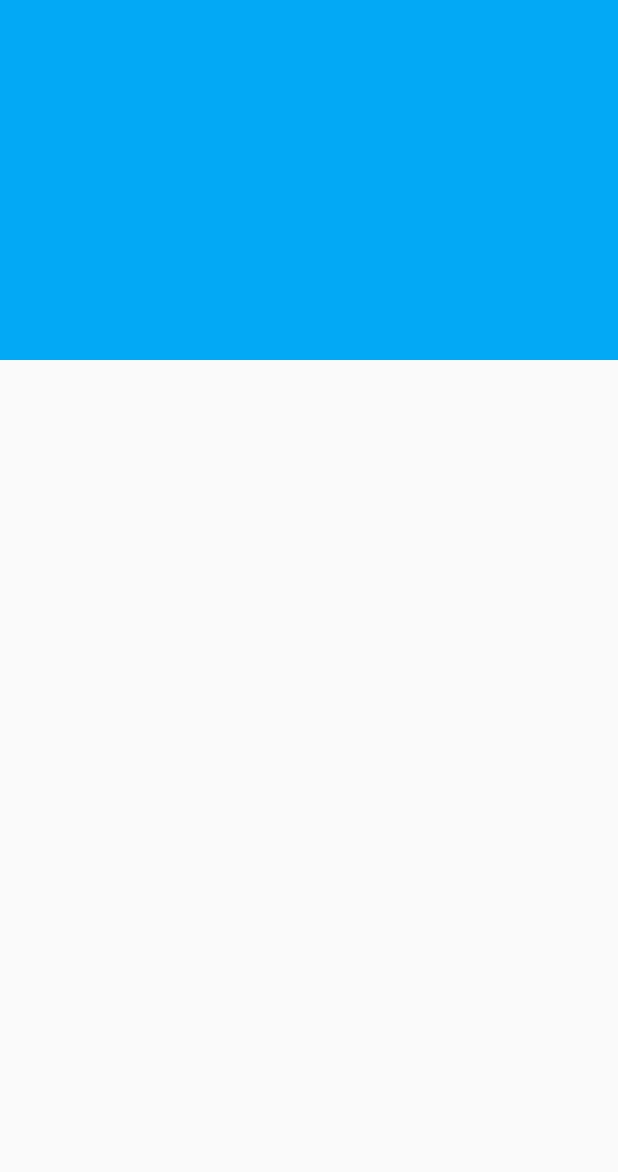
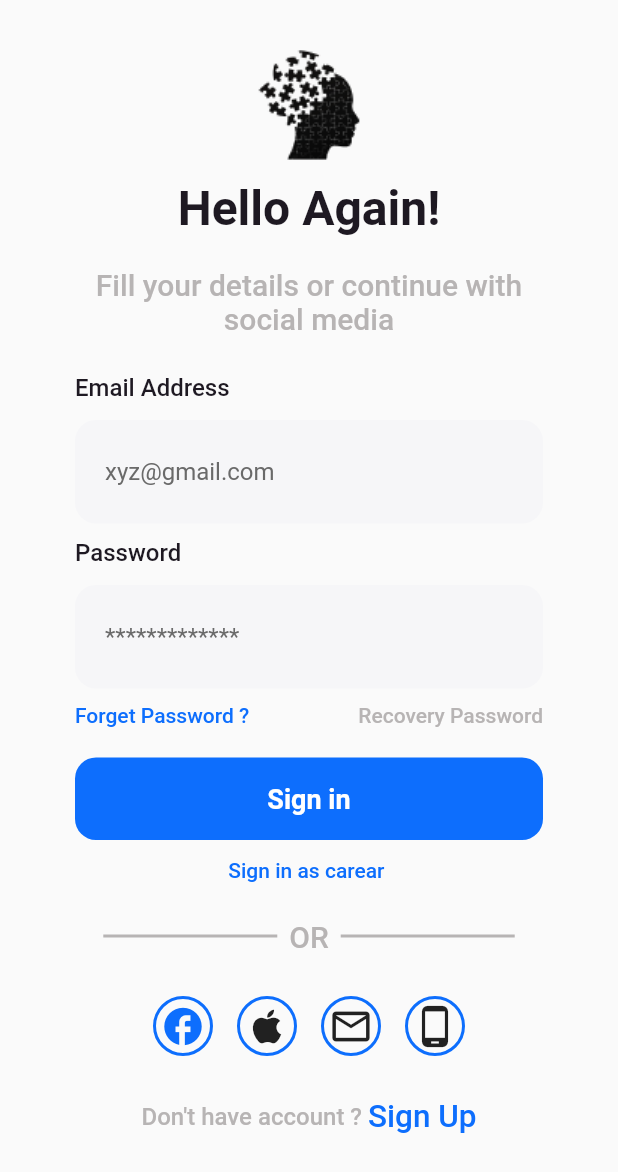
Before and after one commit to alielsharqawy/final-project, a Flutter app: the screen it shows after launch, on a phone screen of 412 x 824 dp. Shown: the top 1172 px of the screen. Run offline on Flutter 3.47's test engine with Material 2 defaults, Android fonts, the phone set to English and light mode, and no system bars; Roboto replaces fonts that are missing (Raleway).

Commit message:
login page

```diff
--- /dev/null
+++ b/lib/helper/componants/divider.dart
@@ -0,0 +1,21 @@
+import 'package:flutter/material.dart';
+
+import '../../utlis/app_colors.dart';
+
+class DividerComponant extends StatelessWidget {
+  const DividerComponant({super.key});
+
+  @override
+  Widget build(BuildContext context) {
+    return Container(
+      width: 116,
+      child: Divider(
+        height: 1,
+        color: AppColors.greyForText,
+        indent: 0,
+        endIndent: 0,
+        thickness: 2,
+      ),
+    );
+  }
+}
--- /dev/null
+++ b/lib/helper/componants/text_field_componant.dart
@@ -0,0 +1,31 @@
+import 'package:flutter/material.dart';
+
+import '../../utlis/app_style.dart';
+import '../../widgets/login&sign/loginscreen/custom_text_field.dart';
+
+class TextFieldComponant extends StatelessWidget {
+  const TextFieldComponant(
+      {super.key, required this.headLine, required this.hentText});
+  final String headLine;
+  final String hentText;
+  @override
+  Widget build(BuildContext context) {
+    return Column(
+      children: [
+        Align(
+          alignment: Alignment.centerLeft,
+          child: Text(
+            headLine,
+            style: AppStyles.s16,
+          ),
+        ),
+        SizedBox(
+          height: 12,
+        ),
+        CustomTextField(
+          text: hentText,
+        ),
+      ],
+    );
+  }
+}
--- a/lib/main.dart
+++ b/lib/main.dart
@@ -1,4 +1,5 @@
 import 'package:flutter/material.dart';
+import 'package:supmind/views/login_screen.dart';
 import 'package:supmind/widgets/Home/welcom_container.dart';
 
 void main() {
@@ -12,8 +13,9 @@ class MyApp extends StatelessWidget {
   @override
   Widget build(BuildContext context) {
     return MaterialApp(
+      debugShowCheckedModeBanner: false,
       home: Scaffold(
-        body: WelcomContainer(),
+        body: LoginScreen(),
       ),
     );
   }
--- a/lib/utlis/app_colors.dart
+++ b/lib/utlis/app_colors.dart
@@ -1,13 +1,16 @@
+// ignore_for_file: non_constant_identifier_names
+
 import 'package:flutter/material.dart';
 
 abstract class AppColors {
   static Color white = const Color(0xffffffff);
-  static Color lightColor = const Color(0xffF5F5F5);
-  static Color lowPriority = const Color.fromARGB(255, 0, 0, 0);
-  static Color primaryColor = const Color.fromARGB(255, 255, 72, 17);
-  static Color secondaryColor = const Color(0xff282162);
-  static Color darkColor = const Color(0xff000036);
-  static Color scaffoldColor = const Color.fromARGB(255, 0, 0, 0);
-  static Color appBarColor = const Color.fromARGB(255, 16, 16, 16);
-  static Color primaryLight = const Color.fromARGB(255, 16, 16, 19);
+  static Color greyForText = const Color(0xffB7B4B4);
+  static Color blackForText = const Color(0xff1E1922);
+  static Color primaryColor = const Color(0xff0D6EFD);
+  static Color greyForIcon = const Color(0xffB2B2B2);
+  static Color ratingColor = const Color(0xffFFB800);
+  static Color inputGray = const Color(0xffFBFBFB);
+  static Color cardColor = const Color(0xffE0F1FC);
+  static Color lighGray = const Color(0xffD0D0D0);
+  static Color onpoardingColor = const Color(0xff1483C2);
 }
--- a/lib/utlis/app_style.dart
+++ b/lib/utlis/app_style.dart
@@ -9,9 +9,9 @@ abstract class AppStyles {
     fontWeight: FontWeight.w600,
   );
   static TextStyle s32 = TextStyle(
-    color: AppColors.primaryColor,
+    color: AppColors.blackForText,
     fontSize: 32,
-    fontWeight: FontWeight.w600,
+    fontWeight: FontWeight.w700,
   );
   static TextStyle s28 = TextStyle(
     color: AppColors.primaryColor,
@@ -24,8 +24,8 @@ abstract class AppStyles {
     fontWeight: FontWeight.w600,
   );
   static TextStyle s18 = TextStyle(
-    color: AppColors.white,
-    fontSize: 18,
+    color: AppColors.greyForText,
+    fontSize: 20,
     fontWeight: FontWeight.w500,
   );
   static TextStyle s17 = TextStyle(
@@ -35,12 +35,12 @@ abstract class AppStyles {
   );
 
   static TextStyle s16 = TextStyle(
-    color: AppColors.white,
+    color: AppColors.blackForText,
     fontSize: 16,
-    fontWeight: FontWeight.w600,
+    fontWeight: FontWeight.w500,
   );
   static TextStyle s14 = TextStyle(
-    color: AppColors.white,
+    color: AppColors.primaryColor,
     fontSize: 14,
     fontWeight: FontWeight.w500,
   );
--- a/lib/utlis/welcom_container.dart
+++ /dev/null
@@ -1,14 +0,0 @@
-import 'package:flutter/material.dart';
-
-class WelcomContainer extends StatelessWidget {
-  const WelcomContainer({super.key});
-
-  @override
-  Widget build(BuildContext context) {
-    return Container(
-      height: 240,
-      width: 500,
-      color: Colors.lightBlue,
-    );
-  }
-}
--- /dev/null
+++ b/lib/views/login_screen.dart
@@ -0,0 +1,149 @@
+import 'package:flutter/material.dart';
+import 'package:supmind/helper/componants/divider.dart';
+import 'package:supmind/helper/componants/text_field_componant.dart';
+import 'package:supmind/utlis/app_colors.dart';
+import 'package:supmind/utlis/app_style.dart';
+import 'package:supmind/widgets/login&sign/loginscreen/custom_button.dart';
+import 'package:supmind/widgets/login&sign/loginscreen/custom_circler_container.dart';
+
+class LoginScreen extends StatelessWidget {
+  LoginScreen({super.key});
+
+  @override
+  Widget build(BuildContext context) {
+    return Padding(
+      padding: const EdgeInsets.symmetric(
+        horizontal: 50,
+        vertical: 20,
+      ),
+      child: SingleChildScrollView(
+        child: Column(
+          children: [
+            Image.asset(
+              'assets/images/logo.png',
+              height: 100,
+            ),
+            Text(
+              'Hello Again!',
+              style: AppStyles.s32,
+            ),
+            const SizedBox(
+              height: 20,
+            ),
+            Text(
+              'Fill your details or continue with\nsocial media',
+              textAlign: TextAlign.center,
+              style: AppStyles.s18,
+            ),
+            SizedBox(
+              height: 25,
+            ),
+            const TextFieldComponant(
+              headLine: 'Email Address',
+              hentText: 'xyz@gmail.com',
+            ),
+            SizedBox(
+              height: 10,
+            ),
+            const TextFieldComponant(
+              headLine: 'Password',
+              hentText: '*************',
+            ),
+            const SizedBox(
+              height: 10,
+            ),
+            Row(
+              mainAxisAlignment: MainAxisAlignment.spaceBetween,
+              children: [
+                Text(
+                  'Forget Password ?',
+                  style: AppStyles.s14,
+                ),
+                Text(
+                  'Recovery Password',
+                  style: AppStyles.s14.copyWith(
+                    color: AppColors.greyForText,
+                  ),
+                ),
+              ],
+            ),
+            const SizedBox(
+              height: 20,
+            ),
+            const CustomButton(
+              text: 'Sign in',
+            ),
+            SizedBox(
+              height: 12,
+            ),
+            Text(
+              'Sign in as carear ',
+              style: AppStyles.s14,
+            ),
+            SizedBox(
+              height: 25,
+            ),
+            Row(
+              mainAxisAlignment: MainAxisAlignment.center,
+              children: [
+                const DividerComponant(),
+                Padding(
+                  padding: const EdgeInsets.symmetric(
+                    horizontal: 8,
+                  ),
+                  child: Text(
+                    'OR',
+                    style: AppStyles.s18,
+                  ),
+                ),
+                const DividerComponant(),
+              ],
+            ),
+            SizedBox(
+              height: 20,
+            ),
+            Row(
+              mainAxisAlignment: MainAxisAlignment.center,
+              children: [
+                CustomCireclerContainer(
+                  iconData: Icons.facebook,
+                  iconColor: AppColors.primaryColor,
+                ),
+                CustomCireclerContainer(
+                  iconData: Icons.apple,
+                ),
+                CustomCireclerContainer(
+                  iconData: Icons.mail_outline_outlined,
+                ),
+                CustomCireclerContainer(
+                  iconData: Icons.phone_android,
+                )
+              ],
+            ),
+            SizedBox(
+              height: 20,
+            ),
+            Row(
+              mainAxisAlignment: MainAxisAlignment.center,
+              children: [
+                Text(
+                  "Don't have account ? ",
+                  style: AppStyles.s16.copyWith(
+                    color: AppColors.greyForText,
+                  ),
+                ),
+                Text(
+                  'Sign Up',
+                  style: AppStyles.s18.copyWith(
+                    color: AppColors.primaryColor,
+                    fontSize: 21,
+                  ),
+                ),
+              ],
+            ),
+          ],
+        ),
+      ),
+    );
+  }
+}
--- a/lib/views/welcom_container.dart
+++ /dev/null
@@ -1,14 +0,0 @@
-import 'package:flutter/material.dart';
-
-class WelcomContainer extends StatelessWidget {
-  const WelcomContainer({super.key});
-
-  @override
-  Widget build(BuildContext context) {
-    return Container(
-      height: 240,
-      width: 500,
-      color: Colors.lightBlue,
-    );
-  }
-}
--- a/lib/widgets/Home/welcom_container.dart
+++ b/lib/widgets/Home/welcom_container.dart
@@ -1,14 +1,37 @@
+// ignore_for_file: prefer_const_constructors
+
 import 'package:flutter/material.dart';
 
-class WelcomContainer extends StatelessWidget {
-  const WelcomContainer({super.key});
+class CustomTextField2 extends StatelessWidget {
+  const CustomTextField2({super.key});
 
   @override
   Widget build(BuildContext context) {
-    return Container(
-      height: 240,
-      width: 500,
-      color: Colors.lightBlue,
+    return Padding(
+      padding: const EdgeInsets.symmetric(horizontal: 20),
+      child: Column(
+        children: const [
+          SizedBox(
+            height: 100,
+          ),
+          Align(
+            alignment: Alignment.centerLeft,
+            child: Text(
+              'Email Address',
+              style: TextStyle(
+                color: Color(0xFF2B2B2B),
+                fontSize: 16,
+                fontFamily: 'Raleway',
+                fontWeight: FontWeight.w500,
+                height: 0.08,
+              ),
+            ),
+          ),
+          SizedBox(
+            height: 10,
+          ),
+        ],
+      ),
     );
   }
 }
--- /dev/null
+++ b/lib/widgets/login&sign/loginscreen/custom_button.dart
@@ -0,0 +1,33 @@
+// ignore_for_file: prefer_const_constructors
+
+import 'package:flutter/material.dart';
+
+class CustomButton extends StatelessWidget {
+  const CustomButton({super.key, required this.text});
+  final String text;
+
+  @override
+  Widget build(BuildContext context) {
+    return Container(
+      width: 345,
+      height: 55,
+      decoration: ShapeDecoration(
+        color: const Color(0xFF0D6EFD),
+        shape: RoundedRectangleBorder(
+          borderRadius: BorderRadius.circular(14),
+        ),
+      ),
+      child: Center(
+        child: Text(
+          text,
+          style: TextStyle(
+            color: Colors.white,
+            fontSize: 18,
+            fontFamily: 'Raleway',
+            fontWeight: FontWeight.w600,
+          ),
+        ),
+      ),
+    );
+  }
+}
--- /dev/null
+++ b/lib/widgets/login&sign/loginscreen/custom_circler_container.dart
@@ -0,0 +1,28 @@
+import 'package:flutter/material.dart';
+import 'package:supmind/utlis/app_colors.dart';
+
+class CustomCireclerContainer extends StatelessWidget {
+  CustomCireclerContainer({super.key, required this.iconData, this.iconColor});
+  IconData iconData;
+  Color? iconColor;
+
+  @override
+  Widget build(BuildContext context) {
+    return Padding(
+      padding: const EdgeInsets.all(8.0),
+      child: Container(
+        height: 40,
+        width: 40,
+        decoration: BoxDecoration(
+          shape: BoxShape.circle,
+          border: Border.all(color: AppColors.primaryColor, width: 2),
+        ),
+        child: Icon(
+          iconData,
+          color: iconColor,
+          size: 30,
+        ),
+      ),
+    );
+  }
+}
--- /dev/null
+++ b/lib/widgets/login&sign/loginscreen/custom_text_field.dart
@@ -0,0 +1,33 @@
+import 'package:flutter/material.dart';
+import 'package:supmind/utlis/app_colors.dart';
+
+class CustomTextField extends StatelessWidget {
+  CustomTextField({super.key, required this.text});
+  final String? text;
+
+  @override
+  Widget build(BuildContext context) {
+    return TextField(
+      style: TextStyle(
+        color: AppColors.blackForText,
+      ),
+      decoration: InputDecoration(
+        contentPadding: const EdgeInsets.symmetric(
+          horizontal: 20,
+          vertical: 25,
+        ),
+        hintText: text,
+        hintStyle: const TextStyle(
+          color: Color(0xFF6A6A6A),
+        ),
+        filled: true,
+        fillColor: Color(0xFFF6F6F8),
+        border: OutlineInputBorder(
+          borderRadius: BorderRadius.circular(14),
+          borderSide: BorderSide.none,
+        ),
+      ),
+      onChanged: (value) {},
+    );
+  }
+}
--- a/lib/widgets/login&sign/loginscreen/welcom_container.dart
+++ /dev/null
@@ -1,14 +0,0 @@
-import 'package:flutter/material.dart';
-
-class WelcomContainer extends StatelessWidget {
-  const WelcomContainer({super.key});
-
-  @override
-  Widget build(BuildContext context) {
-    return Container(
-      height: 240,
-      width: 500,
-      color: Colors.lightBlue,
-    );
-  }
-}
--- a/pubspec.yaml
+++ b/pubspec.yaml
@@ -59,9 +59,9 @@ flutter:
   uses-material-design: true
 
   # To add assets to your application, add an assets section, like this:
-  # assets:
-  #   - images/a_dot_burr.jpeg
-  #   - images/a_dot_ham.jpeg
+  assets:
+    -  assets/images/
+
 
   # An image asset can refer to one or more resolution-specific "variants", see
   # https://flutter.dev/assets-and-images/#resolution-aware
```
Also changed, not shown: assets/images/Vector.svg (added), assets/images/devicon_twitter.svg (added), assets/images/logo.png (added), assets/images/logos_facebook.svg (added), assets/images/logos_google-gmail.svg (added).
